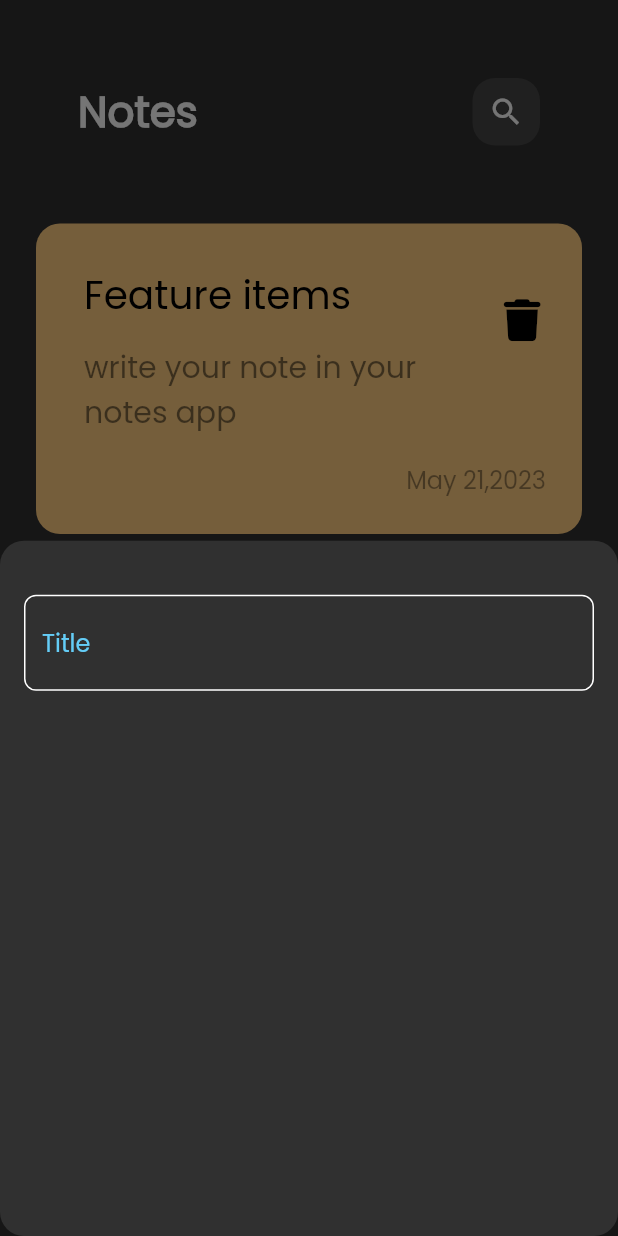
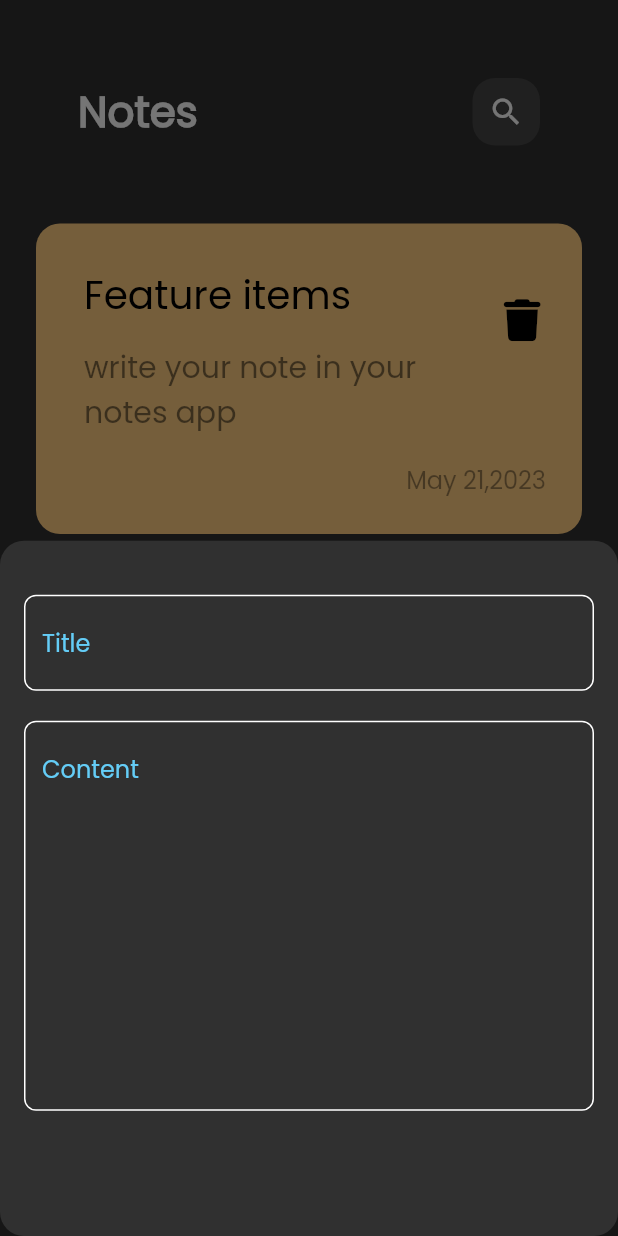
Before and after one commit to Walaahosny/notesapp, a Flutter app: the screen it shows after launch, after a tap on the "add" icon, on a phone screen of 412 x 824 dp. Run offline on Flutter 3.47's test engine with Material 2 defaults, Android fonts, the phone set to English and light mode, and no system bars; our stand-ins replace font_awesome_flutter.

Commit message:
10 commit add text field to add note  bottom sheet

```diff
--- a/lib/views/widgets/CustomTextFiled.dart
+++ b/lib/views/widgets/CustomTextFiled.dart
@@ -3,16 +3,20 @@ import 'package:flutter/material.dart';
 import '../../constens/constes.dart';
 
 class CustomTextFiled extends StatelessWidget {
-  const CustomTextFiled({super.key});
+  final String hint;
+  final int maxLines;
+
+  const CustomTextFiled(
+      {super.key, required this.hint, required this.maxLines});
 
   @override
   Widget build(BuildContext context) {
     return TextField(
-
+      maxLines: maxLines,
       cursorColor: KprimaryColor,
       decoration: InputDecoration(
-      hintText: 'Title',
-         hintStyle: const TextStyle(color: KprimaryColor),
+          hintText: hint,
+          hintStyle: const TextStyle(color: KprimaryColor),
           border: buildOutlineInputBorder(KprimaryColor),
           enabledBorder: buildOutlineInputBorder(),
           focusedBorder: buildOutlineInputBorder(KprimaryColor)),
--- a/lib/views/widgets/add_note_bottom_sheet.dart
+++ b/lib/views/widgets/add_note_bottom_sheet.dart
@@ -6,11 +6,13 @@ class AddNoteBottomSheet extends StatelessWidget {
 
   @override
   Widget build(BuildContext context) {
-    return const Padding(
+    return  const Padding(
       padding: EdgeInsets.all(16.0),
       child: Column(children: [
         SizedBox(height: 20,),
-        CustomTextFiled(),
+        CustomTextFiled(hint: 'Title', maxLines: 1,),
+SizedBox(height: 20,)
+        ,CustomTextFiled(hint: 'Content', maxLines: 10,)
       ],),
     );
   }
```
